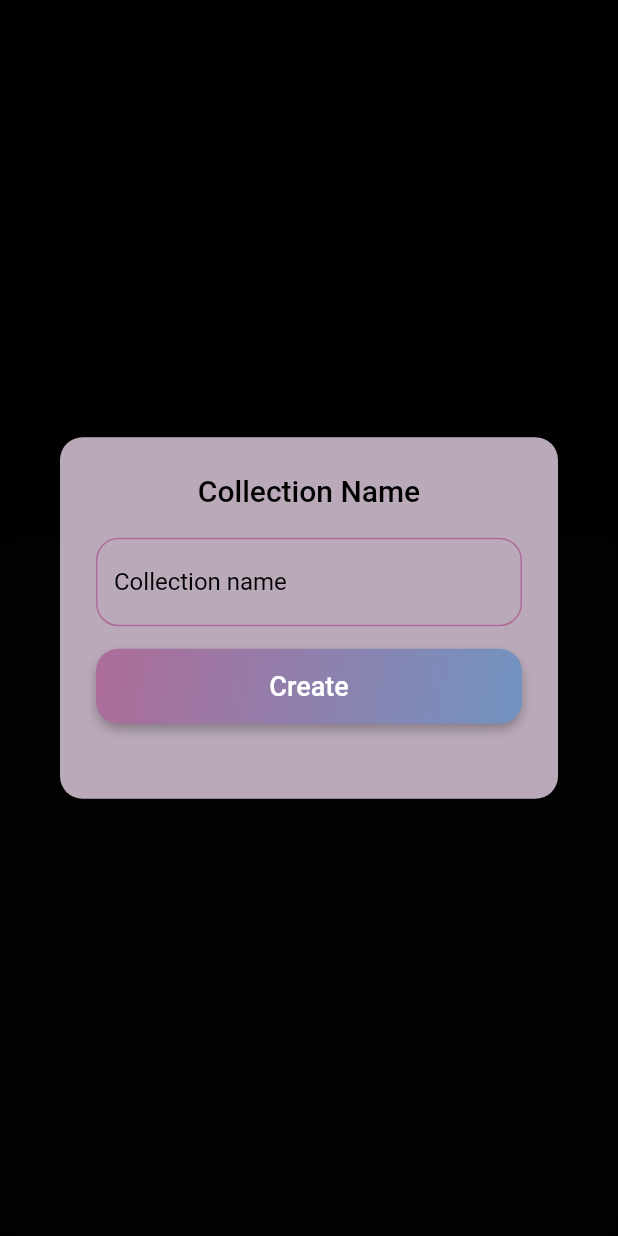
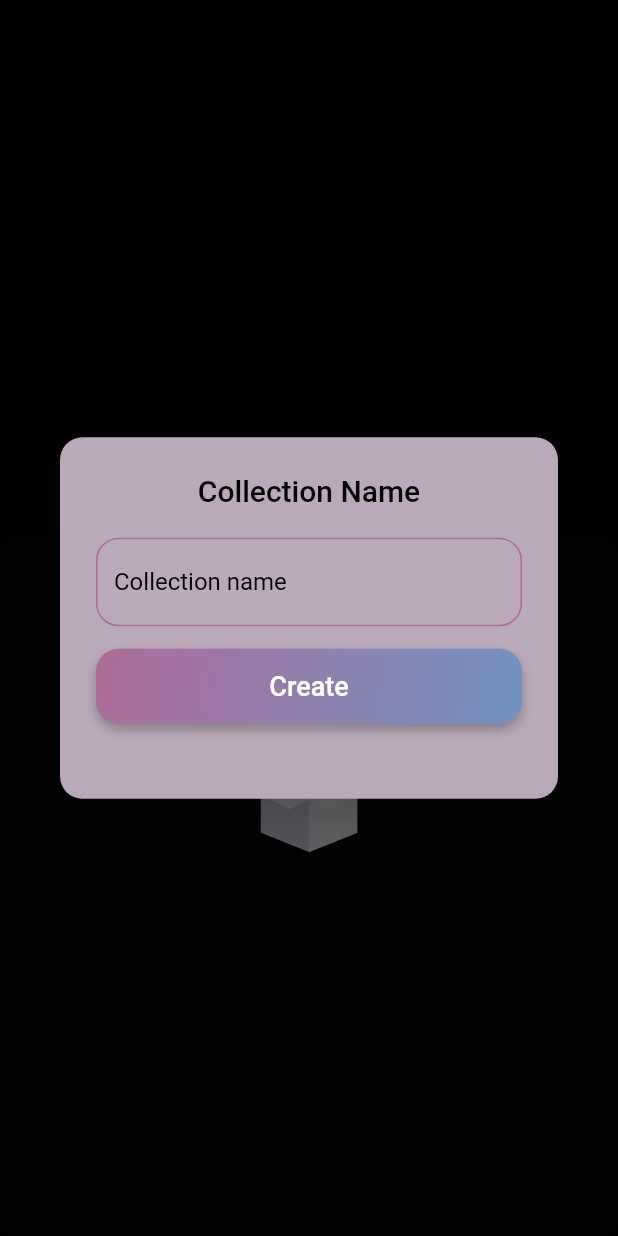
Before and after one commit to KathirvelChandrasekaran/utility_manager_flutter_supabase, a Flutter app: what addURLToCollection() shows on an empty page, opened directly with empty values, after a tap on "Create new collection", on a phone screen of 412 x 824 dp. Run offline on Flutter 3.47's test engine with Material 2 defaults, Android fonts, the light colour scheme and no system bars; our stand-ins replace awesome_notifications, date_time_picker, flutter_dotenv, flutter_riverpod, flutter_slidable, lottie and 5 more; accounts and stored records are empty.

Commit message:
bug fixes: realtime and null check

```diff
--- a/lib/widgets/add_url_to_collection.dart
+++ b/lib/widgets/add_url_to_collection.dart
@@ -1,6 +1,6 @@
 import 'package:flutter/material.dart';
 import 'package:flutter_riverpod/flutter_riverpod.dart';
-import 'package:utility_manager_flutter/providers/meta_collection_provider.dart';
+import 'package:lottie/lottie.dart';
 import 'package:utility_manager_flutter/providers/meta_info_provider.dart';
 import 'package:utility_manager_flutter/utils/constants.dart';
 import 'package:utility_manager_flutter/widgets/create_new_collection.dart';
@@ -23,7 +23,7 @@ addURLToCollection(
     builder: (BuildContext context) {
       return Consumer(
         builder: (context, watch, child) {
-          final userMetaCollection = watch(metaCollectionOfUser);
+          // final userMetaCollection = watch(metaCollectionOfUser);
           return Column(
             children: [
               SizedBox(
@@ -39,20 +39,41 @@ addURLToCollection(
               SizedBox(
                 height: 25,
               ),
-              userMetaCollection.map(
-                data: (res) {
-                  return Flexible(
+              Center(
+                child: StreamBuilder(
+                  stream: supabase
+                      .from(
+                          'UserURLCollection:email=eq.${supabase.auth.currentUser?.email}')
+                      .stream()
+                      .execute(),
+                  builder: (BuildContext context, AsyncSnapshot snapshot) {
+                    if ((snapshot.connectionState == ConnectionState.waiting) ||
+                        (!snapshot.hasData))
+                      return SizedBox(
+                        width: 300.0,
+                        child: LinearProgressIndicator(
+                          backgroundColor: Theme.of(context).accentColor,
+                          valueColor: AlwaysStoppedAnimation<Color>(
+                            Theme.of(context).primaryColor,
+                          ),
+                        ),
+                      );
+                    if (snapshot.data.length < 1)
+                      return Lottie.asset('assets/empty.json');
+                    return Container(
+                      child: Flexible(
                         child: ListView.builder(
                           scrollDirection: Axis.vertical,
                           shrinkWrap: true,
-                      itemCount: res.value.data.length,
+                          itemCount: snapshot.data.length,
                           itemBuilder: (BuildContext context, int index) {
                             return Column(
                               children: [
                                 WhiteButton(
-                              buttonText: res.value.data[index]
+                                  buttonText: snapshot.data[index]
                                       ['collection_name'],
-                              width: MediaQuery.of(context).size.width * 0.9,
+                                  width:
+                                      MediaQuery.of(context).size.width * 0.9,
                                   onpressed: () async {
                                     showDialog(
                                       context: context,
@@ -66,7 +87,7 @@ addURLToCollection(
                                             ),
                                           ),
                                           title: Text(
-                                        "Save to ${res.value.data[index]['collection_name']}",
+                                            "Save to ${snapshot.data[index]['collection_name']}",
                                             style: TextStyle(
                                               color: Colors.black,
                                               fontWeight: FontWeight.bold,
@@ -86,26 +107,32 @@ addURLToCollection(
                                           ),
                                           actions: [
                                             Padding(
-                                          padding: const EdgeInsets.all(15.0),
+                                              padding:
+                                                  const EdgeInsets.all(15.0),
                                               child: Row(
                                                 mainAxisAlignment:
-                                                MainAxisAlignment.spaceAround,
+                                                    MainAxisAlignment
+                                                        .spaceAround,
                                                 children: [
                                                   ElevatedButton(
                                                     onPressed: () {
                                                       Navigator.pop(context);
                                                     },
                                                     child: Text("Cancel"),
-                                                style: ElevatedButton.styleFrom(
+                                                    style: ElevatedButton
+                                                        .styleFrom(
                                                       primary: Theme.of(context)
                                                           .errorColor,
-                                                  padding: EdgeInsets.symmetric(
+                                                      padding:
+                                                          EdgeInsets.symmetric(
                                                         horizontal: 25,
                                                         vertical: 15,
                                                       ),
-                                                  shape: RoundedRectangleBorder(
+                                                      shape:
+                                                          RoundedRectangleBorder(
                                                         borderRadius:
-                                                        BorderRadius.circular(
+                                                            BorderRadius
+                                                                .circular(
                                                           10,
                                                         ),
                                                       ),
@@ -121,36 +148,44 @@ addURLToCollection(
                                                               .auth
                                                               .currentUser
                                                               ?.email,
-                                                      'photoURL':
-                                                          photoURL.toString(),
-                                                      'title': title.toString(),
-                                                      'type': type.toString(),
+                                                          'photoURL': photoURL
+                                                              .toString(),
+                                                          'title':
+                                                              title.toString(),
+                                                          'type':
+                                                              type.toString(),
                                                           'url': url.url,
-                                                      'collection_name': res
-                                                              .value.data[index]
-                                                          ['collection_name'],
+                                                          'collection_name':
+                                                              snapshot.data[
+                                                                      index][
+                                                                  'collection_name'],
                                                           'description':
                                                               description,
                                                         }
                                                       ]).execute();
                                                       Navigator.popUntil(
                                                         context,
-                                                    (route) => route.isFirst,
+                                                        (route) =>
+                                                            route.isFirst,
                                                       );
                                                       // showSnackBar(context,
                                                       //     "Added to ${fetchedURLCollection['names'][i]['name']} collection!");
                                                     },
                                                     child: Text("OK"),
-                                                style: ElevatedButton.styleFrom(
+                                                    style: ElevatedButton
+                                                        .styleFrom(
                                                       primary: Theme.of(context)
                                                           .primaryColor,
-                                                  padding: EdgeInsets.symmetric(
+                                                      padding:
+                                                          EdgeInsets.symmetric(
                                                         horizontal: 35,
                                                         vertical: 15,
                                                       ),
-                                                  shape: RoundedRectangleBorder(
+                                                      shape:
+                                                          RoundedRectangleBorder(
                                                         borderRadius:
-                                                        BorderRadius.circular(
+                                                            BorderRadius
+                                                                .circular(
                                                           10,
                                                         ),
                                                       ),
@@ -170,24 +205,11 @@ addURLToCollection(
                             );
                           },
                         ),
+                      ),
                     );
                   },
-                loading: (_) => SizedBox(
-                  width: 300.0,
-                  child: LinearProgressIndicator(
-                    backgroundColor: Theme.of(context).accentColor,
-                    valueColor: AlwaysStoppedAnimation<Color>(
-                      Theme.of(context).primaryColor,
                 ),
-                  ),
-                ),
-                error: (_) => Text(
-                  _.error.toString(),
-                  style: TextStyle(
-                    color: Colors.white,
-                  ),
-                ),
-              ),
+              )
             ],
           );
         },
```
Also changed, not shown: lib/screens/url_manager.dart (+11 -0 lines). Lines whose indentation alone changed are shown as unchanged.
